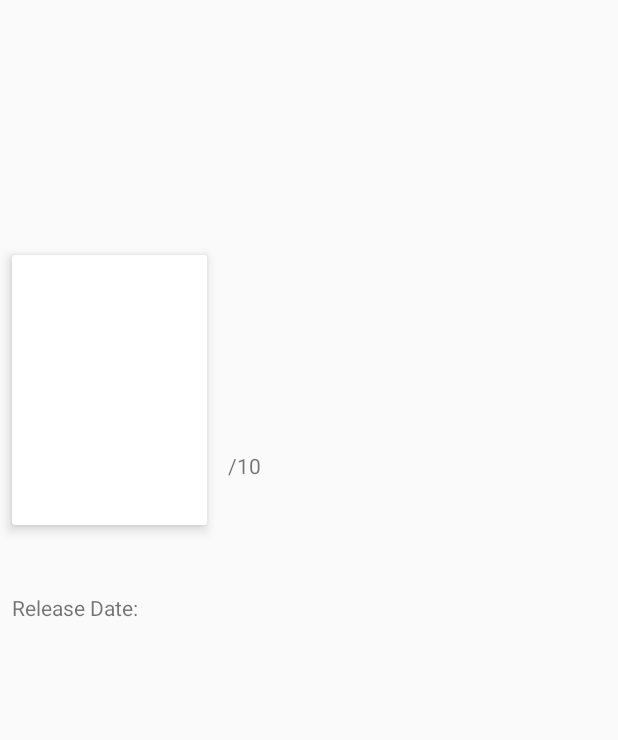
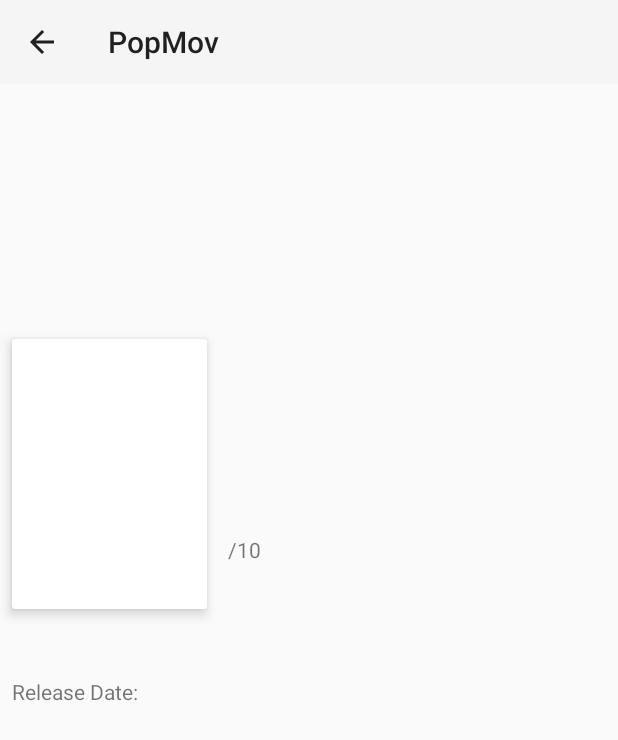
Before and after one commit to kruemelnerd/PopMov, an Android app: the DetailActivity screen opened directly, with no data from a screen before it, on a phone screen of 412 x 824 dp. Shown: the top 740 px of the screen. Run offline under Robolectric (Android 15) with nearby library versions, the phone set to English and light mode, and no system bars; our stand-ins replace Picasso; pictures from the network do not load; 7 statements that could not run were skipped.

Commit message:
Feature: Backbutton is now added to the detailspage

```diff
--- a/app/src/main/AndroidManifest.xml
+++ b/app/src/main/AndroidManifest.xml
@@ -21,7 +21,11 @@
         </activity>
         <activity
             android:name=".DetailActivity"
-            android:parentActivityName=".MainActivity" />
+            android:parentActivityName=".MainActivity">
+            <meta-data
+                android:name="android.support.PARENT_ACTIVITY"
+                android:value=".MainActivity" />
+        </activity>
     </application>
 
 </manifest>
--- a/app/src/main/java/de/philippveit/popmov/DetailActivity.java
+++ b/app/src/main/java/de/philippveit/popmov/DetailActivity.java
@@ -3,13 +3,13 @@ package de.philippveit.popmov;
 import android.content.Intent;
 import android.os.Bundle;
 import android.support.annotation.Nullable;
+import android.support.v7.app.ActionBar;
 import android.support.v7.app.AppCompatActivity;
+import android.support.v7.widget.Toolbar;
 import android.widget.ImageView;
 import android.widget.TextView;
 
 import com.squareup.picasso.Picasso;
-
-import org.w3c.dom.Text;
 
 import de.philippveit.popmov.MVP.MainMVP;
 import de.philippveit.popmov.data.Movie;
@@ -37,6 +37,10 @@ public class DetailActivity extends AppCompatActivity implements MainMVP.ViewDet
     protected void onCreate(@Nullable Bundle savedInstanceState) {
         super.onCreate(savedInstanceState);
         setContentView(R.layout.activity_detail);
+        Toolbar toolbar = findViewById(R.id.toolbar);
+        setSupportActionBar(toolbar);
+        ActionBar actionBar = getSupportActionBar();
+        actionBar.setDisplayHomeAsUpEnabled(true);
 
         mTextViewTitle = (TextView) findViewById(R.id.textViewTitle);
         mTextViewOverviewText = (TextView) findViewById(R.id.textViewOverviewText);
--- a/app/src/main/res/layout/activity_detail.xml
+++ b/app/src/main/res/layout/activity_detail.xml
@@ -1,7 +1,29 @@
 <?xml version="1.0" encoding="utf-8"?>
-<ScrollView xmlns:android="http://schemas.android.com/apk/res/android"
+<android.support.v4.widget.DrawerLayout
+    xmlns:android="http://schemas.android.com/apk/res/android"
     xmlns:app="http://schemas.android.com/apk/res-auto"
     xmlns:tools="http://schemas.android.com/tools"
+    android:id="@+id/drawer_layout"
+    android:layout_width="match_parent"
+    android:layout_height="match_parent"
+    android:fitsSystemWindows="true">
+
+
+
+    <RelativeLayout
+        android:layout_width="match_parent"
+        android:layout_height="match_parent">
+
+        <android.support.v7.widget.Toolbar
+            android:id="@+id/toolbar"
+            android:layout_width="match_parent"
+            android:layout_height="?attr/actionBarSize"
+            android:background="?attr/colorPrimary"
+            android:theme="@style/ThemeOverlay.AppCompat.ActionBar" />
+
+
+        <ScrollView
+            android:layout_below="@id/toolbar"
             android:layout_width="match_parent"
             android:layout_height="match_parent">
 
@@ -125,3 +147,14 @@
 
             </android.support.constraint.ConstraintLayout>
         </ScrollView>
+    </RelativeLayout>
+
+    <android.support.design.widget.NavigationView
+        android:id="@+id/nav_view"
+        android:layout_width="wrap_content"
+        android:layout_height="match_parent"
+        android:layout_gravity="start"
+        android:fitsSystemWindows="true"
+        app:menu="@menu/drawer_view" />
+
+</android.support.v4.widget.DrawerLayout>
```
Lines whose indentation alone changed are shown as unchanged.
